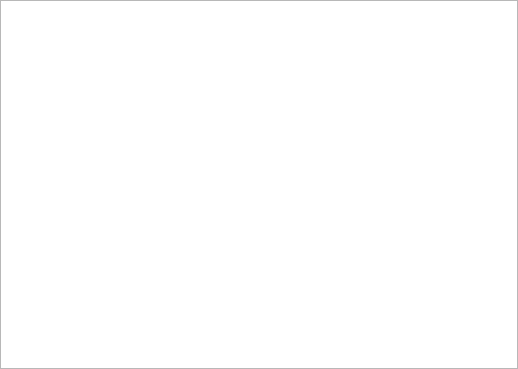
caoaolong/ringz, file texteditor.ui: the form before one commit.
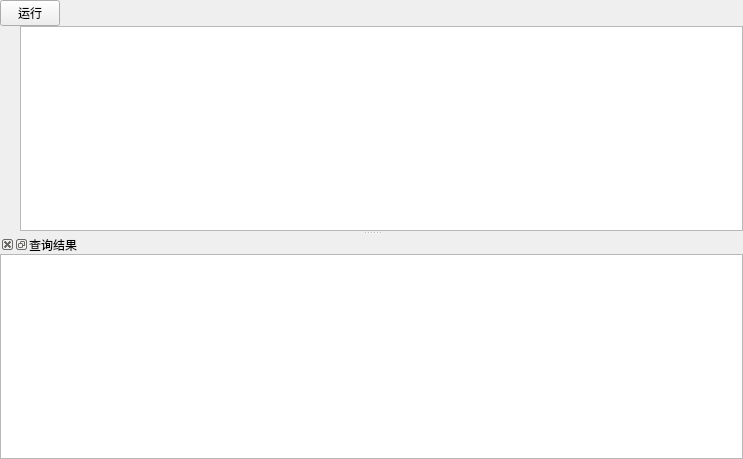
The form after the commit. Icons and pictures are not drawn. Custom widgets are drawn as their Qt base class.

Commit message: 执行SQL语句 | 查询结果显示

What changed in the file:
```diff
--- a/texteditor.ui
+++ b/texteditor.ui
@@ -6,14 +6,17 @@
    <rect>
     <x>0</x>
     <y>0</y>
-    <width>518</width>
-    <height>369</height>
+    <width>743</width>
+    <height>459</height>
    </rect>
   </property>
   <property name="windowTitle">
    <string>Form</string>
   </property>
-  <layout class="QHBoxLayout" name="horizontalLayout">
+  <layout class="QVBoxLayout" name="verticalLayout_3">
+   <property name="spacing">
+    <number>0</number>
+   </property>
    <property name="leftMargin">
     <number>0</number>
    </property>
@@ -27,17 +30,130 @@
     <number>0</number>
    </property>
    <item>
-    <widget class="CodeTextEdit" name="textEdit">
-     <property name="html">
-      <string>&lt;!DOCTYPE HTML PUBLIC &quot;-//W3C//DTD HTML 4.0//EN&quot; &quot;http://www.w3.org/TR/REC-html40/strict.dtd&quot;&gt;
-&lt;html&gt;&lt;head&gt;&lt;meta name=&quot;qrichtext&quot; content=&quot;1&quot; /&gt;&lt;meta charset=&quot;utf-8&quot; /&gt;&lt;style type=&quot;text/css&quot;&gt;
-p, li { white-space: pre-wrap; }
-hr { height: 1px; border-width: 0; }
-li.unchecked::marker { content: &quot;\2610&quot;; }
-li.checked::marker { content: &quot;\2612&quot;; }
-&lt;/style&gt;&lt;/head&gt;&lt;body style=&quot; font-family:'.AppleSystemUIFont'; font-size:13pt; font-weight:400; font-style:normal;&quot;&gt;
-&lt;p style=&quot;-qt-paragraph-type:empty; margin-top:0px; margin-bottom:0px; margin-left:0px; margin-right:0px; -qt-block-indent:0; text-indent:0px;&quot;&gt;&lt;br /&gt;&lt;/p&gt;&lt;/body&gt;&lt;/html&gt;</string>
+    <widget class="QSplitter" name="splitter">
+     <property name="orientation">
+      <enum>Qt::Vertical</enum>
      </property>
+     <widget class="QWidget" name="textWidget" native="true">
+      <layout class="QVBoxLayout" name="verticalLayout">
+       <property name="spacing">
+        <number>0</number>
+       </property>
+       <property name="leftMargin">
+        <number>0</number>
+       </property>
+       <property name="topMargin">
+        <number>0</number>
+       </property>
+       <property name="rightMargin">
+        <number>0</number>
+       </property>
+       <property name="bottomMargin">
+        <number>0</number>
+       </property>
+       <item>
+        <layout class="QVBoxLayout" name="textToolBox">
+         <property name="spacing">
+          <number>0</number>
+         </property>
+         <item>
+          <widget class="QPushButton" name="run">
+           <property name="maximumSize">
+            <size>
+             <width>60</width>
+             <height>16777215</height>
+            </size>
+           </property>
+           <property name="text">
+            <string>运行</string>
+           </property>
+           <property name="icon">
+            <iconset resource="ringz.qrc">
+             <normaloff>:/ui/icons/run.png</normaloff>:/ui/icons/run.png</iconset>
+           </property>
+          </widget>
+         </item>
+        </layout>
+       </item>
+       <item>
+        <layout class="QHBoxLayout" name="textBox">
+         <property name="spacing">
+          <number>0</number>
+         </property>
+         <item>
+          <widget class="LineWidget" name="lineNumber" native="true">
+           <property name="minimumSize">
+            <size>
+             <width>20</width>
+             <height>0</height>
+            </size>
+           </property>
+           <property name="maximumSize">
+            <size>
+             <width>40</width>
+             <height>16777215</height>
+            </size>
+           </property>
+           <layout class="QVBoxLayout" name="verticalLayout_5">
+            <property name="spacing">
+             <number>0</number>
+            </property>
+            <property name="leftMargin">
+             <number>0</number>
+            </property>
+            <property name="topMargin">
+             <number>0</number>
+            </property>
+            <property name="rightMargin">
+             <number>0</number>
+            </property>
+            <property name="bottomMargin">
+             <number>0</number>
+            </property>
+           </layout>
+          </widget>
+         </item>
+         <item>
+          <widget class="CodeTextEdit" name="textEdit"/>
+         </item>
+        </layout>
+       </item>
+      </layout>
+     </widget>
+     <widget class="QDockWidget" name="dockWidget">
+      <property name="layoutDirection">
+       <enum>Qt::RightToLeft</enum>
+      </property>
+      <property name="windowTitle">
+       <string>查询结果</string>
+      </property>
+      <widget class="QWidget" name="dockWidgetContents">
+       <layout class="QVBoxLayout" name="verticalLayout_4">
+        <property name="spacing">
+         <number>0</number>
+        </property>
+        <property name="leftMargin">
+         <number>0</number>
+        </property>
+        <property name="topMargin">
+         <number>0</number>
+        </property>
+        <property name="rightMargin">
+         <number>0</number>
+        </property>
+        <property name="bottomMargin">
+         <number>0</number>
+        </property>
+        <item>
+         <widget class="QueryResult" name="result">
+          <property name="layoutDirection">
+           <enum>Qt::LeftToRight</enum>
+          </property>
+         </widget>
+        </item>
+       </layout>
+      </widget>
+     </widget>
     </widget>
    </item>
   </layout>
@@ -48,6 +164,17 @@
    <extends>QTextEdit</extends>
    <header location="global">codetextedit.h</header>
   </customwidget>
+  <customwidget>
+   <class>LineWidget</class>
+   <extends>QWidget</extends>
+   <header location="global">linewidget.h</header>
+   <container>1</container>
+  </customwidget>
+  <customwidget>
+   <class>QueryResult</class>
+   <extends>QTableView</extends>
+   <header location="global">queryresult.h</header>
+  </customwidget>
  </customwidgets>
  <resources/>
  <connections/>
```
Left out of the diff: 4 changed lines with no effect on the pictures. The commit also changes 20 other files.
